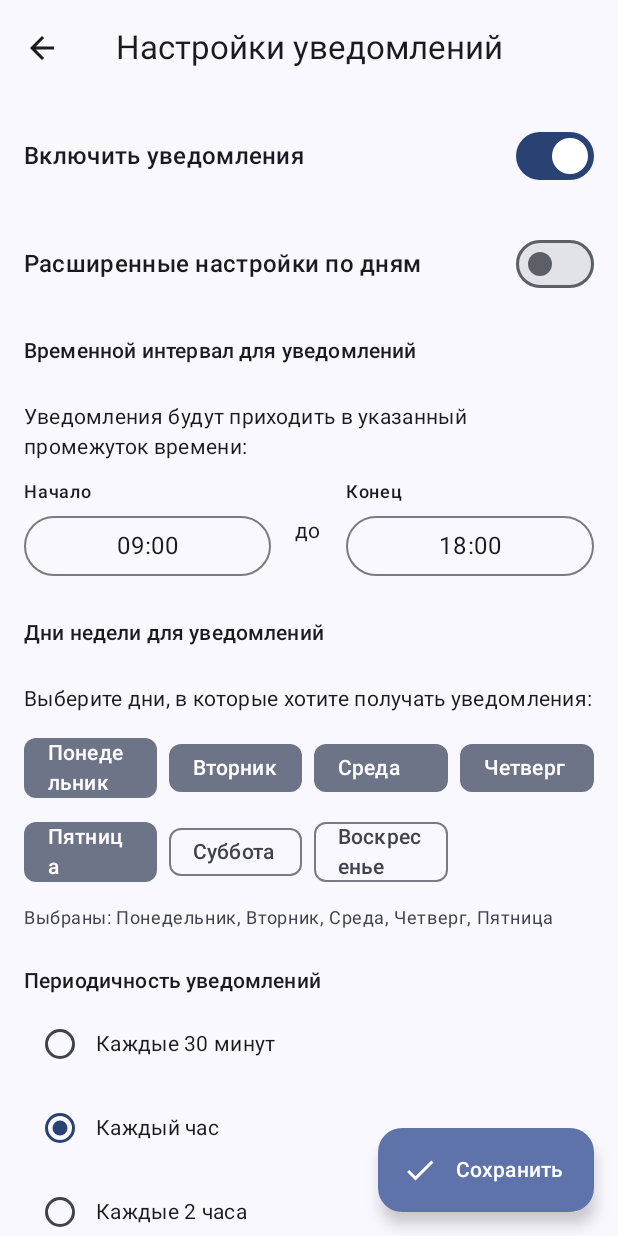
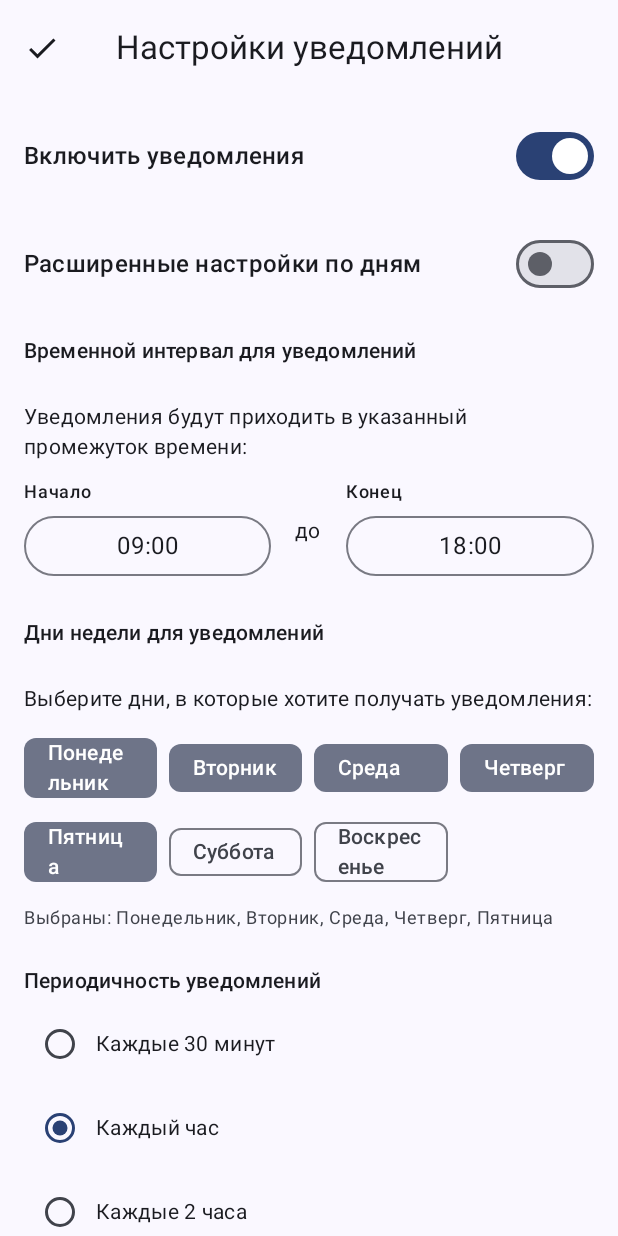
Before and after one commit to AlexXX97-l/TaskNotifier, an Android app built with Jetpack Compose: the NotificationSettingsScreen screen opened through its navigation route, on a phone screen of 412 x 824 dp. Run offline under Robolectric (Android 15) with nearby library versions, the phone set to English and light mode, and no system bars; our stand-ins replace Dagger/Hilt's generated code, Room's generated code; libraries missing offline, so code that uses them is left out: androidx.hilt.lifecycle; 1 statement that could not run was skipped.

Commit message:
fix problem with saving settings

```diff
--- a/app/src/main/java/com/example/tasknotifier/MainActivity.kt
+++ b/app/src/main/java/com/example/tasknotifier/MainActivity.kt
@@ -80,7 +80,6 @@ class MainActivity : ComponentActivity() {
                     composable("advancedTimeSettings") {
                         AdvancedTimeSettingsScreen(
                             onBack = { navController.popBackStack() },
-                            context = this@MainActivity
                         )
                     }
                 }
--- a/app/src/main/java/com/example/tasknotifier/presentation/screen/settings/NotificationSettingsScreen.kt
+++ b/app/src/main/java/com/example/tasknotifier/presentation/screen/settings/NotificationSettingsScreen.kt
@@ -7,13 +7,11 @@ import androidx.compose.foundation.layout.*
 import androidx.compose.foundation.rememberScrollState
 import androidx.compose.foundation.verticalScroll
 import androidx.compose.material.icons.Icons
-import androidx.compose.material.icons.automirrored.filled.ArrowBack
 import androidx.compose.material.icons.outlined.Done
 import androidx.compose.material3.*
 import androidx.compose.runtime.*
 import androidx.compose.ui.Alignment
 import androidx.compose.ui.Modifier
-import androidx.compose.ui.platform.LocalContext
 import androidx.compose.ui.unit.dp
 import androidx.hilt.lifecycle.viewmodel.compose.hiltViewModel
 import androidx.navigation.NavController
@@ -35,27 +33,19 @@ fun NotificationSettingsScreen(
 ) {
     val uiState by viewModel.uiState.collectAsState()
     val dayConfigurations by viewModel.dayConfigurations.collectAsState()
-    val context = LocalContext.current
 
     Scaffold(
         topBar = {
             CenterAlignedTopAppBar(
                 title = { Text("Настройки уведомлений") },
                 navigationIcon = {
-                    IconButton(onClick = onBack) {
-                        Icon(Icons.AutoMirrored.Filled.ArrowBack, contentDescription = "Назад")
+                    IconButton(onClick = {
+                        // Просто выходим без сохранения
+                        onBack()
+                    }) {
+                        Icon(Icons.Outlined.Done, contentDescription = "Назад")
                     }
                 }
-            )
-        },
-        floatingActionButton = {
-            ExtendedFloatingActionButton(
-                onClick = {
-                    viewModel.saveSettings(context)
-                    onBack()
-                },
-                icon = { Icon(Icons.Outlined.Done, contentDescription = "Сохранить") },
-                text = { Text("Сохранить") }
             )
         }
     ) { padding ->
@@ -410,70 +400,3 @@ private fun parseTime(timeString: String): LocalTime {
 private fun getDayName(dayNumber: Int): String {
     return DayOfWeek.entries.find { it.number == dayNumber }?.displayName ?: ""
 }
-
-// Компонент FlowRow
-//@Composable
-//fun FlowRow(
-//    modifier: Modifier = Modifier,
-//    horizontalArrangement: Arrangement.Horizontal = Arrangement.Start,
-//    verticalArrangement: Arrangement.Vertical = Arrangement.Top,
-//    content: @Composable () -> Unit
-//) {
-//    Layout(
-//        modifier = modifier,
-//        content = content
-//    ) { measurables, constraints ->
-//        val sequences = mutableListOf<List<Placeable>>()
-//        var currentSequence = mutableListOf<Placeable>()
-//        var currentRowWidth = 0
-//        val maxWidth = constraints.maxWidth
-//
-//        // Группируем элементы по строкам
-//        for (measurable in measurables) {
-//            val placeable = measurable.measure(constraints)
-//            if (currentRowWidth + placeable.width <= maxWidth || currentSequence.isEmpty()) {
-//                currentSequence.add(placeable)
-//                currentRowWidth += placeable.width
-//            } else {
-//                sequences.add(currentSequence)
-//                currentSequence = mutableListOf(placeable)
-//                currentRowWidth = placeable.width
-//            }
-//        }
-//        if (currentSequence.isNotEmpty()) {
-//            sequences.add(currentSequence)
-//        }
-//
-//        val rowHeights = IntArray(sequences.size) { 0 }
-//        val rowWidths = IntArray(sequences.size) { 0 }
-//
-//        // Вычисляем высоты и ширины строк
-//        sequences.forEachIndexed { index, sequence ->
-//            var maxHeight = 0
-//            var totalWidth = 0
-//            sequence.forEach { placeable ->
-//                maxHeight = maxOf(maxHeight, placeable.height)
-//                totalWidth += placeable.width
-//            }
-//            rowHeights[index] = maxHeight
-//            rowWidths[index] = totalWidth
-//        }
-//
-//        val totalHeight = rowHeights.sum() + (rowHeights.size - 1) * 8.dp.roundToPx()
-//        layout(maxWidth, totalHeight) {
-//            var y = 0
-//            sequences.forEachIndexed { index, sequence ->
-//                var x = when (horizontalArrangement) {
-//                    Arrangement.Center -> (maxWidth - rowWidths[index]) / 2
-//                    Arrangement.End -> maxWidth - rowWidths[index]
-//                    else -> 0
-//                }
-//                sequence.forEach { placeable ->
-//                    placeable.placeRelative(x, y)
-//                    x += placeable.width
-//                }
-//                y += rowHeights[index] + 8.dp.roundToPx()
-//            }
-//        }
-//    }
-//}
--- a/app/src/main/java/com/example/tasknotifier/presentation/viewmodel/NotificationSettingsViewModel.kt
+++ b/app/src/main/java/com/example/tasknotifier/presentation/viewmodel/NotificationSettingsViewModel.kt
@@ -25,6 +25,9 @@ class NotificationSettingsViewModel @Inject constructor(
     private val _dayConfigurations = MutableStateFlow<List<DayConfiguration>>(emptyList())
     val dayConfigurations: StateFlow<List<DayConfiguration>> = _dayConfigurations.asStateFlow()
 
+    // Флаг для отслеживания изменений в расширенных настройках
+    private var hasUnsavedAdvancedChanges = false
+
     init {
         loadSettings()
         loadDayConfigurations()
@@ -34,7 +37,6 @@ class NotificationSettingsViewModel @Inject constructor(
         viewModelScope.launch {
             val settings = notificationUseCases.getSettings()
             if (settings != null) {
-                // ИСПРАВЛЕНИЕ: Добавлена проверка на пустые строки при разборе daysOfWeek
                 val daysList = if (settings.daysOfWeek.isNotEmpty()) {
                     settings.daysOfWeek.split(",")
                         .mapNotNull { dayString ->
@@ -50,7 +52,7 @@ class NotificationSettingsViewModel @Inject constructor(
                     enabled = settings.enabled,
                     startTime = settings.startTime ?: "09:00",
                     endTime = settings.endTime ?: "18:00",
-                    selectedDays = daysList, // Используем обработанный список
+                    selectedDays = daysList,
                     useAdvancedSettings = settings.useAdvancedSettings
                 )
 
@@ -76,6 +78,7 @@ class NotificationSettingsViewModel @Inject constructor(
         viewModelScope.launch {
             val configurations = notificationUseCases.getDayConfigurations()
             _dayConfigurations.value = configurations
+            hasUnsavedAdvancedChanges = false
         }
     }
 
@@ -88,12 +91,10 @@ class NotificationSettingsViewModel @Inject constructor(
     }
 
     fun updateStartTime(time: String) {
-        println("ViewModel: updateStartTime called with $time")
         _uiState.value = _uiState.value.copy(startTime = time)
     }
 
     fun updateEndTime(time: String) {
-        println("ViewModel: updateEndTime called with $time")
         _uiState.value = _uiState.value.copy(endTime = time)
     }
 
@@ -121,7 +122,12 @@ class NotificationSettingsViewModel @Inject constructor(
             if (index != -1) {
                 currentConfigs[index] = updatedConfig
                 _dayConfigurations.value = currentConfigs
+                hasUnsavedAdvancedChanges = true
+
+                // Автоматически сохраняем изменения в расширенных настройках
                 notificationUseCases.saveDayConfigurations(currentConfigs)
+
+                // Синхронизируем с основными настройками
                 syncWithBasicSettings(currentConfigs)
             }
         }
@@ -137,10 +143,11 @@ class NotificationSettingsViewModel @Inject constructor(
             selectedDays = enabledDays
         )
     }
+
+    // Сохранение всех настроек
     fun saveSettings(context: Context) {
         viewModelScope.launch {
             val state = _uiState.value
-            // Убедимся, что selectedDays не содержит null или недопустимых значений
             val validDays = state.selectedDays.filter { it in 1..7 }
 
             val settings = state.settings.copy(
@@ -151,9 +158,26 @@ class NotificationSettingsViewModel @Inject constructor(
                 daysOfWeek = if (state.enabled && !state.useAdvancedSettings) validDays.joinToString(",") else "",
                 useAdvancedSettings = state.useAdvancedSettings
             )
+
             notificationUseCases.saveSettings(settings)
 
             NotificationReceiver.sendUpdateScheduleBroadcast(context)
         }
     }
+
+    // Принудительное сохранение расширенных настроек
+    suspend fun saveAdvancedSettingsImmediately() {
+        notificationUseCases.saveDayConfigurations(_dayConfigurations.value)
+        hasUnsavedAdvancedChanges = false
+    }
+
+    // Проверка наличия несохраненных изменений
+    fun hasUnsavedChanges(): Boolean {
+        return hasUnsavedAdvancedChanges
+    }
+
+    // Сброс флага изменений
+    fun resetUnsavedChanges() {
+        hasUnsavedAdvancedChanges = false
+    }
 }
```
Also changed, not shown: app/src/main/java/com/example/tasknotifier/presentation/screen/settings/AdvancedTimeSettingsScreen.kt (+3 -10 lines).
